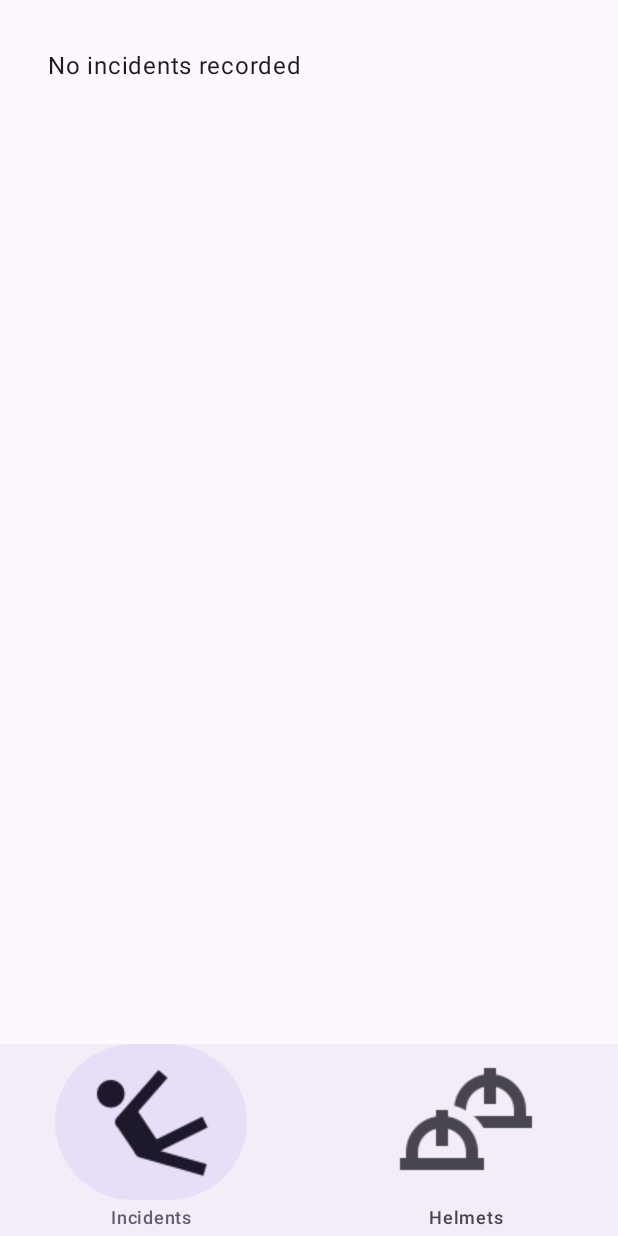
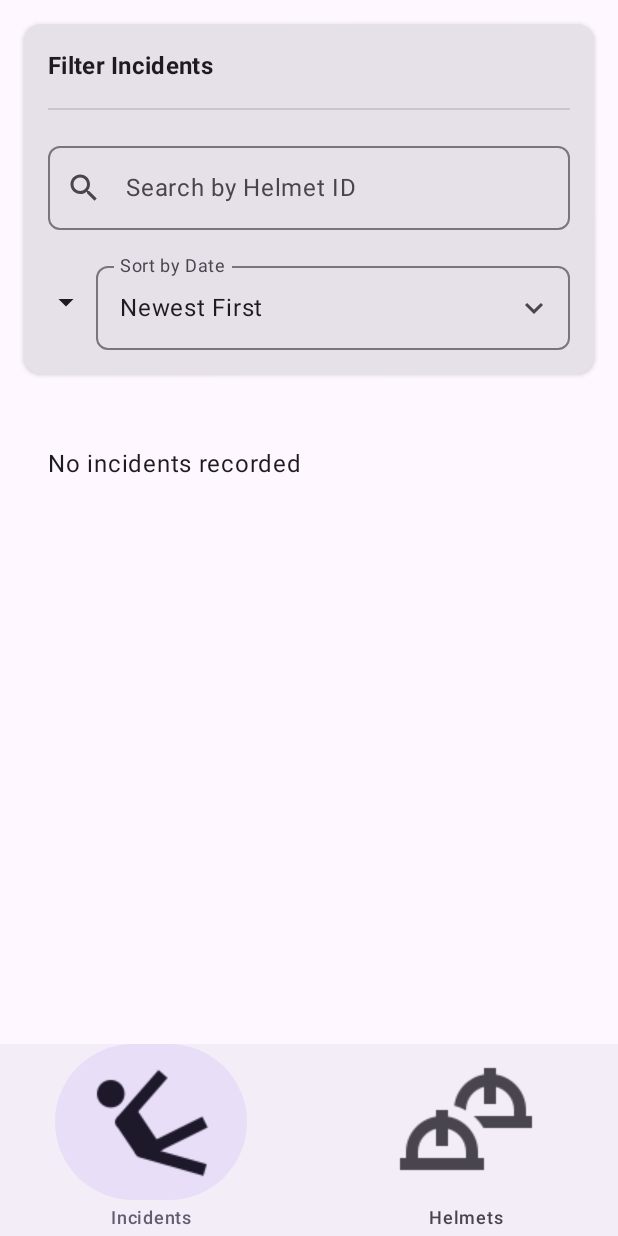
Before and after one commit to lebonfake/smartHelmet, an Android app built with Jetpack Compose: the screen it shows after launch (MainActivity), on a phone screen of 412 x 824 dp. Run offline under Robolectric (Android 15) with nearby library versions, the phone set to English and light mode, and no system bars; our stand-ins replace Firebase (no records; nobody signed in at launch, a user with empty details on screens opened directly).

Commit message:
ADDED FILTER FEATURE FOR INCIDENTS

```diff
--- a/app/src/main/java/com/example/smarthelmet/data/repository/IncidentRepository.kt
+++ b/app/src/main/java/com/example/smarthelmet/data/repository/IncidentRepository.kt
@@ -4,6 +4,7 @@ import android.util.Log
 import com.example.smarthelmet.model.Incident
 import com.google.firebase.firestore.FirebaseFirestore
 import com.google.firebase.firestore.ListenerRegistration
+import com.google.firebase.firestore.Query
 import com.google.firebase.firestore.ktx.toObject
 
 /**
@@ -53,7 +54,10 @@ class IncidentRepository {
         onError: (Exception) -> Unit
     ): ListenerRegistration {
         Log.d("Firestore", "Setting up real-time listener")
-        return incidentsCollection.addSnapshotListener { snapshot, exception ->
+        return incidentsCollection
+            .orderBy("date", Query.Direction.DESCENDING)
+            .orderBy("time", Query.Direction.DESCENDING)
+            .addSnapshotListener { snapshot, exception ->
             if (exception != null) {
                 Log.e("Firestore", "Incident listener error: ${exception.message}", exception)
                 onError(exception)
--- a/app/src/main/java/com/example/smarthelmet/ui/screen/incidents/IncidentsScreen.kt
+++ b/app/src/main/java/com/example/smarthelmet/ui/screen/incidents/IncidentsScreen.kt
@@ -1,13 +1,16 @@
 package com.example.smarthelmet.ui.screen.incidents
 
+import android.util.Log
 import androidx.compose.foundation.layout.*
 import androidx.compose.foundation.lazy.LazyColumn
 import androidx.compose.foundation.lazy.items
+import androidx.compose.material3.Button
 import androidx.compose.material3.Card
 import androidx.compose.material3.MaterialTheme
 import androidx.compose.material3.Text
 import androidx.compose.runtime.*
 import androidx.compose.ui.Modifier
+import androidx.compose.ui.tooling.preview.Preview
 import androidx.compose.ui.unit.dp
 import androidx.lifecycle.viewmodel.compose.viewModel
 import com.example.smarthelmet.model.Incident
@@ -16,25 +19,30 @@ import java.util.*
 
 @Composable
 fun IncidentsScreen(viewModel: IncidentsViewModel = viewModel()) {
-    val manualViewModel = IncidentsViewModel()
     val incidents by viewModel.incidents.collectAsState()
+    val helmetId = viewModel.helmetId
+    val sortBy  = viewModel.sortBy
+    val filteredIncident = viewModel.filteredIncidents(helmetId.value, sortBy.value, incidents)
 
     // Debug print to verify execution
     LaunchedEffect(Unit) {
         println("IncidentsScreen launched with ${incidents.size} incidents")
     }
 
+    Column {
+      SearchFilter(helmetId,sortBy)
+
         LazyColumn(
             modifier = Modifier.fillMaxSize(),
             contentPadding = PaddingValues(16.dp),
             verticalArrangement = Arrangement.spacedBy(8.dp)
         ) {
-        items(incidents) { incident ->
+            items(filteredIncident) { incident ->
                 IncidentItem(incident = incident)
             }
 
             // Show a placeholder if no incidents
-        if (incidents.isEmpty()) {
+            if (filteredIncident.isEmpty()) {
                 item {
                     Text(
                         text = "No incidents recorded",
@@ -46,8 +54,12 @@ fun IncidentsScreen(viewModel: IncidentsViewModel = viewModel()) {
         }
     }
 
+
+}
+
 @Composable
 fun IncidentItem(incident: Incident) {
+    Log.d("search", "IncidentItem: ${incident}")
     Card(
         modifier = Modifier
             .fillMaxWidth()
--- a/app/src/main/java/com/example/smarthelmet/ui/screen/incidents/IncidentsViewModel.kt
+++ b/app/src/main/java/com/example/smarthelmet/ui/screen/incidents/IncidentsViewModel.kt
@@ -1,6 +1,8 @@
 
 package com.example.smarthelmet.ui.screen.incidents
 import android.util.Log
+import androidx.compose.runtime.mutableStateOf
+import androidx.compose.runtime.remember
 import androidx.lifecycle.ViewModel
 import androidx.lifecycle.viewModelScope
 import com.example.smarthelmet.data.repository.IncidentRepository
@@ -16,13 +18,17 @@ class IncidentsViewModel(
     private val _incidents = MutableStateFlow<List<Incident>>(emptyList())
     val incidents: StateFlow<List<Incident>> = _incidents
 
+    val helmetId =  mutableStateOf("")
+    val sortBy =  mutableStateOf(0) // 0 = Newest, 1 = Oldest
+
+
     init {
         Log.d("IncidentsViewModel", "ViewModel initialized")
         loadIncidents()
         //addTestIncident() // For testing
     }
 
-    private fun addTestIncident() {
+    public fun addTestIncident() {
         viewModelScope.launch {
             // Create a test Incident instance
             val testIncident = Incident(
@@ -57,6 +63,7 @@ class IncidentsViewModel(
             repository.getIncidents(
                 onData = { list ->
                     _incidents.value = list
+
                     Log.d("IncidentsViewModel", "Fetched incidents successfully: ${list.size} items")
                 },
                 onError = { err ->
@@ -65,4 +72,21 @@ class IncidentsViewModel(
             )
         }
     }
+
+    public fun filteredIncidents( helmetId : String? , sortedBy:Int? , list : List<Incident>) :List<Incident>{
+        Log.d("search", "filteredIncidents: ${helmetId} ")
+       var result =list
+            .filter {
+                helmetId?.isBlank() == true || it.helmet_id.toString() == helmetId
+            }
+        if (sortedBy == 1)
+            return  list.reversed()
+
+        Log.d("search", "filteredIncidents: ${list}")
+        return result
+
+    }
+
+
+
 }
--- /dev/null
+++ b/app/src/main/java/com/example/smarthelmet/ui/screen/incidents/SearchFilter.kt
@@ -0,0 +1,134 @@
+package com.example.smarthelmet.ui.screen.incidents
+
+import android.util.Log
+import androidx.compose.foundation.border
+import androidx.compose.foundation.clickable
+import androidx.compose.foundation.layout.*
+import androidx.compose.foundation.shape.RoundedCornerShape
+import androidx.compose.material.icons.Icons
+import androidx.compose.material.icons.filled.ArrowDropDown
+import androidx.compose.material.icons.filled.KeyboardArrowDown
+import androidx.compose.material.icons.filled.KeyboardArrowUp
+import androidx.compose.material.icons.filled.Search
+import androidx.compose.material3.*
+import androidx.compose.runtime.*
+import androidx.compose.ui.Alignment
+import androidx.compose.ui.Modifier
+import androidx.compose.ui.draw.clip
+import androidx.compose.ui.graphics.Color
+import androidx.compose.ui.text.font.FontWeight
+import androidx.compose.ui.unit.dp
+
+@Composable
+fun SearchFilter(helmetId: MutableState<String>, sortByDate: MutableState<Int>) {
+    // Search by helmet id, sort by date
+    Card(
+        modifier = Modifier
+            .fillMaxWidth()
+            .padding(16.dp),
+        elevation = CardDefaults.cardElevation(defaultElevation = 2.dp)
+    ) {
+        Column(
+            modifier = Modifier
+                .fillMaxWidth()
+                .padding(16.dp),
+            verticalArrangement = Arrangement.spacedBy(16.dp)
+        ) {
+            Text(
+                text = "Filter Incidents",
+                style = MaterialTheme.typography.titleMedium,
+                fontWeight = FontWeight.Bold
+            )
+
+            Divider()
+
+            // Helmet ID search field
+            OutlinedTextField(
+                value = helmetId.value,
+                onValueChange = { helmetId.value = it
+                    Log.d("search", "SearchFilter: ${helmetId.value}")},
+                label = { Text("Search by Helmet ID") },
+                singleLine = true,
+                modifier = Modifier.fillMaxWidth(),
+                leadingIcon = {
+                    Icon(
+                        imageVector = Icons.Default.Search,
+                        contentDescription = "Search"
+                    )
+                },
+                shape = RoundedCornerShape(8.dp)
+            )
+
+            // Sort by date dropdown
+            Row(
+                modifier = Modifier.fillMaxWidth(),
+                verticalAlignment = Alignment.CenterVertically
+            ) {
+                Icon(
+                    imageVector = Icons.Default.ArrowDropDown,
+                    contentDescription = "Sort",
+                    modifier = Modifier.padding(end = 8.dp)
+                )
+
+                SortByDropdown(sortByDate)
+            }
+        }
+    }
+}
+
+@OptIn(ExperimentalMaterial3Api::class)
+@Composable
+fun SortByDropdown(sortByDate: MutableState<Int>) {
+    val options = listOf("Newest First", "Oldest First")
+    var expanded by remember { mutableStateOf(false) }
+
+    ExposedDropdownMenuBox(
+        expanded = expanded,
+        onExpandedChange = { expanded = it },
+        modifier = Modifier.fillMaxWidth()
+    ) {
+        OutlinedTextField(
+            value = options[sortByDate.value],
+            onValueChange = {},
+            readOnly = true,
+            label = { Text("Sort by Date") },
+            trailingIcon = {
+                Icon(
+                    imageVector = if (expanded) Icons.Filled.KeyboardArrowUp else Icons.Filled.KeyboardArrowDown,
+                    contentDescription = if (expanded) "Collapse" else "Expand"
+                )
+            },
+            colors = TextFieldDefaults.outlinedTextFieldColors(
+                focusedBorderColor = MaterialTheme.colorScheme.primary,
+                unfocusedBorderColor = MaterialTheme.colorScheme.outline
+            ),
+            shape = RoundedCornerShape(8.dp),
+            modifier = Modifier
+                .menuAnchor()
+                .fillMaxWidth()
+        )
+
+        ExposedDropdownMenu(
+            expanded = expanded,
+            onDismissRequest = { expanded = false },
+            modifier = Modifier
+                .exposedDropdownSize()
+                .border(
+                    width = 1.dp,
+                    color = MaterialTheme.colorScheme.outline.copy(alpha = 0.3f),
+                    shape = RoundedCornerShape(8.dp)
+                )
+        ) {
+            options.forEachIndexed { index, option ->
+                DropdownMenuItem(
+                    text = { Text(option) },
+                    onClick = {
+                        sortByDate.value = index
+                        expanded = false
+                    },
+                    contentPadding = PaddingValues(horizontal = 16.dp, vertical = 12.dp)
+                )
+            }
+        }
+    }
+}
```
Lines whose indentation alone changed are shown as unchanged.
